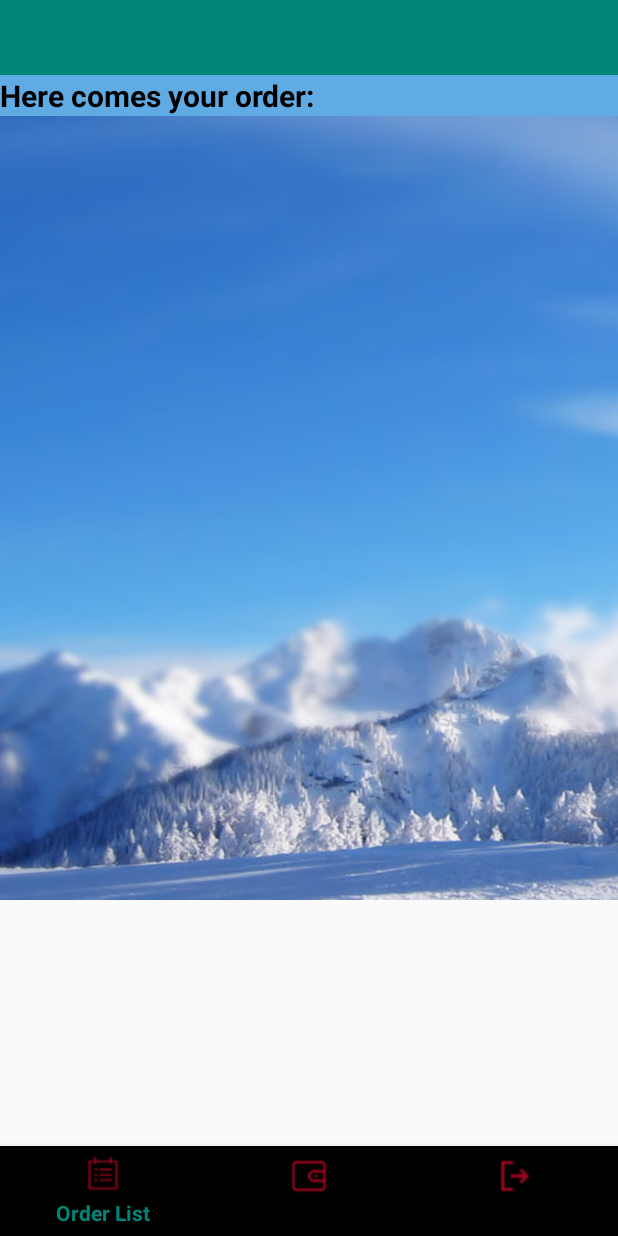
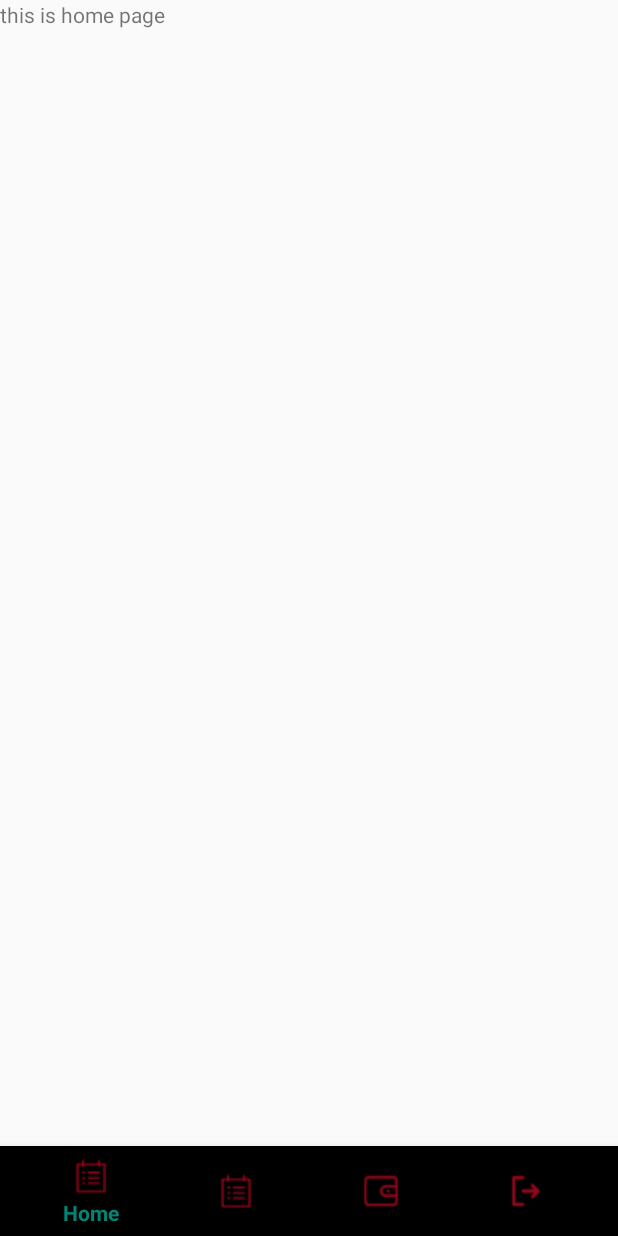
Before and after one commit to LarissaTan/CuteCoffe, an Android app: the HomeActivity screen opened directly, with no data from a screen before it, on a phone screen of 412 x 824 dp. Run offline under Robolectric (Android 15) with nearby library versions, the phone set to English and light mode, and no system bars.

Commit message:
add a home frag

```diff
--- a/app/src/main/java/com/example/cutecoffee/activityAndNav/HomeActivity.java
+++ b/app/src/main/java/com/example/cutecoffee/activityAndNav/HomeActivity.java
@@ -24,6 +24,7 @@ public class HomeActivity extends AppCompatActivity implements View.OnClickListe
     private FrameLayout nav_frag;
     private int UserID ;
     private OrderFragment orderFragment = new OrderFragment();
+    private HomeFragment homeFragment = new HomeFragment();
 
 
     @Override
@@ -40,7 +41,7 @@ public class HomeActivity extends AppCompatActivity implements View.OnClickListe
     private void ininView() {
         navigationView = findViewById(R.id.navigation_view);
         UserID = MySQLiteHelper.getInstance(getApplicationContext()).GetUserId(MainActivity.username);
-        replacementFragment(orderFragment);
+        replacementFragment(homeFragment);
     }
 
     private void hideScrollBar() {
@@ -51,6 +52,9 @@ public class HomeActivity extends AppCompatActivity implements View.OnClickListe
         navigationView.setOnNavigationItemSelectedListener(item -> {
 
             switch (item.getItemId()){
+                case R.id.single_0:
+                    replacementFragment(homeFragment);
+                    break;
                 case R.id.single_1:
                     replacementFragment(orderFragment);
                     break;
--- /dev/null
+++ b/app/src/main/java/com/example/cutecoffee/activityAndNav/HomeFragment.java
@@ -0,0 +1,23 @@
+package com.example.cutecoffee.activityAndNav;
+
+import android.os.Bundle;
+import android.view.LayoutInflater;
+import android.view.View;
+import android.view.ViewGroup;
+
+import androidx.fragment.app.Fragment;
+import com.example.cutecoffee.R;
+
+
+public class HomeFragment extends Fragment {
+    private View view;
+
+    @Override
+    public View onCreateView(LayoutInflater inflater, ViewGroup container,
+                             Bundle savedInstanceState) {
+        // Inflate the layout for this fragment
+        view = inflater.inflate(R.layout.fragment_home, container, false);
+        return view;
+    }
+
+}
--- /dev/null
+++ b/app/src/main/res/layout/fragment_home.xml
@@ -0,0 +1,16 @@
+<?xml version="1.0" encoding="utf-8"?>
+<FrameLayout
+    xmlns:android="http://schemas.android.com/apk/res/android"
+    xmlns:app="http://schemas.android.com/apk/res-auto"
+    xmlns:tools="http://schemas.android.com/tools"
+    android:layout_width="match_parent"
+    android:layout_height="match_parent"
+    tools:context=".activityAndNav.OrderFragment">
+
+    <TextView
+        android:layout_width="match_parent"
+        android:layout_height="match_parent"
+        android:text="this is home page"/>
+
+
+</FrameLayout>
--- a/app/src/main/res/menu/navigation.xml
+++ b/app/src/main/res/menu/navigation.xml
@@ -3,6 +3,10 @@
     <group
         android:id="@+id/group1"
         android:checkableBehavior="single">
+        <item
+            android:id="@+id/single_0"
+            android:icon="@mipmap/plan"
+            android:title="Home" />
         <item
             android:id="@+id/single_1"
             android:icon="@mipmap/plan"
```
